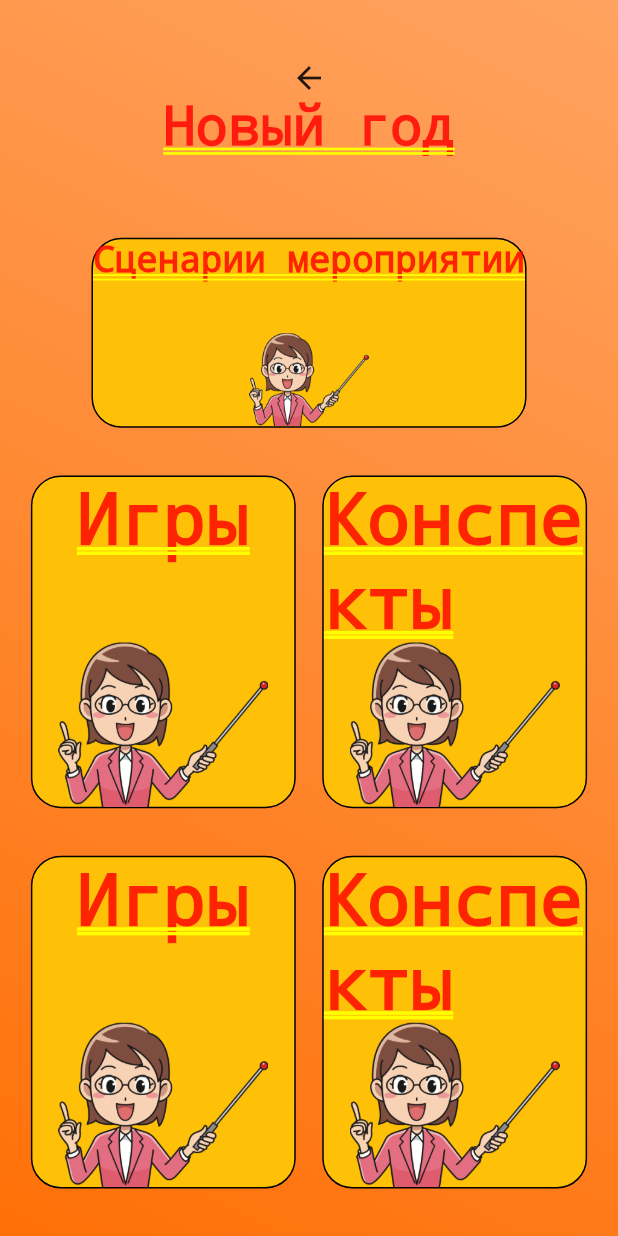
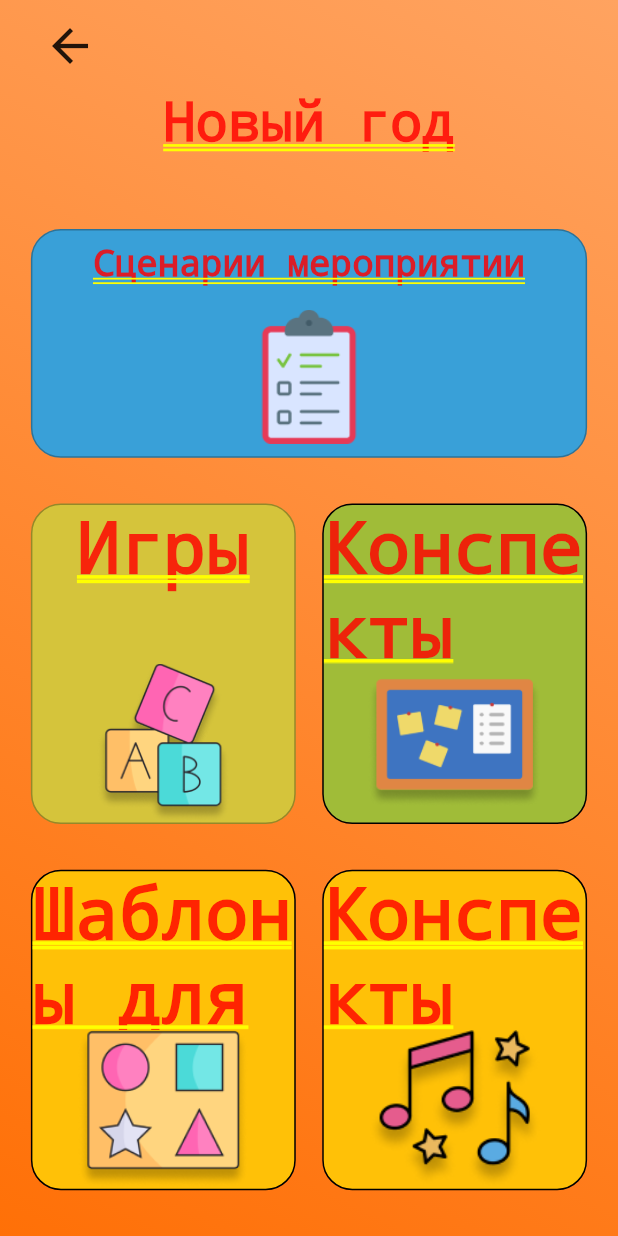
Before and after one commit to Sypexx/Newkengaboo, a Flutter app: the Home widget shown alone on an empty page, opened directly, after a tap on "· Новый год ·", on a phone screen of 412 x 824 dp. Run offline on Flutter 3.47's test engine with Material 2 defaults, Android fonts, the phone set to English and light mode, and no system bars.

Commit message:
new commit

```diff
--- a/lib/homepage/bottombars/home.dart
+++ b/lib/homepage/bottombars/home.dart
@@ -77,9 +77,9 @@ class _HomeState extends State<Home> {
                         fontSize: 36,
                         color: Color.fromRGBO(118, 43, 1, 1)))),
           ),
-          Expanded(flex: 2, child: Container()),
+          Expanded(flex: 1, child: Container()),
           Expanded(
-              flex: 4,
+              flex: 3,
               child: Row(
                 children: [
                   Expanded(
--- a/lib/homepage/bottombars/profile.dart
+++ b/lib/homepage/bottombars/profile.dart
@@ -46,9 +46,12 @@ class _ProfileState extends State<Profile> {
               flex: 1,
               child: Column(
                 children: const [
-                  Text('Номер телефона'),
-                  TextField(
-                    autofocus: false,
+                  Expanded(flex: 1, child: Text('Номер телефона')),
+                  Expanded(
+                    flex: 1,
+                    child: TextField(
+                      autofocus: false,
+                    ),
                   )
                 ],
               ),
@@ -57,8 +60,8 @@ class _ProfileState extends State<Profile> {
               flex: 1,
               child: Column(
                 children: const [
-                  Text('Номер телефона'),
-                  TextField(autofocus: false)
+                  Expanded(flex: 1, child: Text('Электронная почта')),
+                  Expanded(flex: 1, child: TextField(autofocus: false))
                 ],
               ),
             ),
@@ -66,8 +69,8 @@ class _ProfileState extends State<Profile> {
               flex: 1,
               child: Column(
                 children: const [
-                  Text('Номер телефона'),
-                  TextField(autofocus: false)
+                  Expanded(flex: 1, child: Text('Пароль')),
+                  Expanded(flex: 1, child: TextField(autofocus: false))
                 ],
               ),
             ),
@@ -75,9 +78,12 @@ class _ProfileState extends State<Profile> {
               flex: 1,
               child: Column(
                 children: const [
-                  Text('Номер телефона'),
-                  TextField(
-                    autofocus: false,
+                  Expanded(flex: 1, child: Text('Дата рождения')),
+                  Expanded(
+                    flex: 1,
+                    child: TextField(
+                      autofocus: false,
+                    ),
                   )
                 ],
               ),
--- a/lib/homepage/menu/menu.dart
+++ b/lib/homepage/menu/menu.dart
@@ -29,15 +29,20 @@ class _MainMenuState extends State<MainMenu> {
               horizontal: MediaQuery.of(context).size.width * 0.05,
               vertical: bottomBarHeight),
           child: Column(children: [
-            Expanded(flex: 1, child: Container()),
             Expanded(
-              flex: 1,
-              child: IconButton(
+              flex: 2,
+              child: Row(
+                  mainAxisAlignment: MainAxisAlignment.spaceBetween,
+                  children: [
+                    IconButton(
+                      iconSize: 36,
                       onPressed: (() {
                         Navigator.pop(context);
                       }),
                       icon: const Icon(Icons.arrow_back),
                     ),
+                    Container(),
+                  ]),
             ),
             const Expanded(
               flex: 2,
@@ -45,20 +50,28 @@ class _MainMenuState extends State<MainMenu> {
             ),
             Expanded(flex: 1, child: Container()),
             Expanded(
-              flex: 4,
+              flex: 5,
               child: Container(
+                padding: EdgeInsets.symmetric(
+                    horizontal: MediaQuery.of(context).size.width * 0.01,
+                    vertical: MediaQuery.of(context).size.height * 0.01),
+                width: MediaQuery.of(context).size.width * 1,
                 decoration: BoxDecoration(
-                    color: Colors.amber,
-                    border: Border.all(),
-                    borderRadius: BorderRadius.all(Radius.circular(20))),
+                    color: const Color.fromRGBO(57, 160, 216, 1),
+                    border: Border.all(
+                        color: const Color.fromRGBO(43, 115, 154, 1)),
+                    borderRadius: const BorderRadius.all(Radius.circular(20))),
                 child: Column(
+                  mainAxisAlignment: MainAxisAlignment.end,
                   children: [
                     const Expanded(
+                        flex: 1,
                         child: Text(
                           "Сценарии мероприятии",
                           style: TextStyle(fontSize: 24),
                         )),
-                    Expanded(child: Image.asset('assets/images/teacher.png'))
+                    Expanded(
+                        flex: 2, child: Image.asset('assets/images/list.png'))
                   ],
                 ),
               ),
@@ -72,15 +85,16 @@ class _MainMenuState extends State<MainMenu> {
                       flex: 10,
                       child: Container(
                         decoration: BoxDecoration(
-                            color: Colors.amber,
-                            border: Border.all(),
+                            color: const Color.fromRGBO(213, 196, 59, 1),
+                            border: Border.all(
+                                color: const Color.fromRGBO(149, 137, 41, 1)),
                             borderRadius:
-                                BorderRadius.all(Radius.circular(20))),
+                                const BorderRadius.all(Radius.circular(20))),
                         child: Column(
                           children: [
-                            Expanded(child: Text('Игры')),
+                            const Expanded(child: Text('Игры')),
                             Expanded(
-                              child: Image.asset('assets/images/teacher.png'),
+                              child: Image.asset('assets/images/cubes.png'),
                             )
                           ],
                         ),
@@ -91,15 +105,15 @@ class _MainMenuState extends State<MainMenu> {
                       flex: 10,
                       child: Container(
                         decoration: BoxDecoration(
-                            color: Colors.amber,
+                            color: const Color.fromRGBO(160, 188, 56, 1),
                             border: Border.all(),
                             borderRadius:
-                                BorderRadius.all(Radius.circular(20))),
+                                const BorderRadius.all(Radius.circular(20))),
                         child: Column(
                           children: [
-                            Expanded(child: Text('Конспекты занятии')),
+                            const Expanded(child: Text('Конспекты занятии')),
                             Expanded(
-                              child: Image.asset('assets/images/teacher.png'),
+                              child: Image.asset('assets/images/desk.png'),
                             )
                           ],
                         ),
@@ -117,12 +131,13 @@ class _MainMenuState extends State<MainMenu> {
                       decoration: BoxDecoration(
                           color: Colors.amber,
                           border: Border.all(),
-                          borderRadius: BorderRadius.all(Radius.circular(20))),
+                          borderRadius:
+                              const BorderRadius.all(Radius.circular(20))),
                       child: Column(
                         children: [
-                          Expanded(child: Text('Игры')),
+                          const Expanded(child: Text('Шаблоны для рисования')),
                           Expanded(
-                            child: Image.asset('assets/images/teacher.png'),
+                            child: Image.asset('assets/images/shapes.png'),
                           )
                         ],
                       ),
@@ -135,12 +150,13 @@ class _MainMenuState extends State<MainMenu> {
                       decoration: BoxDecoration(
                           color: Colors.amber,
                           border: Border.all(),
-                          borderRadius: BorderRadius.all(Radius.circular(20))),
+                          borderRadius:
+                              const BorderRadius.all(Radius.circular(20))),
                       child: Column(
                         children: [
-                          Expanded(child: Text('Конспекты занятии')),
+                          const Expanded(child: Text('Конспекты занятии')),
                           Expanded(
-                            child: Image.asset('assets/images/teacher.png'),
+                            child: Image.asset('assets/images/notes.png'),
                           )
                         ],
                       ),
--- a/lib/widgets/kengadrawer.dart
+++ b/lib/widgets/kengadrawer.dart
@@ -14,7 +14,7 @@ class _KengaDrawerState extends State<KengaDrawer> {
     final double statusBarHeight = MediaQuery.of(context).padding.top;
     return Drawer(
       elevation: 0,
-      width: MediaQuery.of(context).size.width * 0.45,
+      width: MediaQuery.of(context).size.width * 0.5,
       backgroundColor: Colors.transparent,
       child: BackdropFilter(
         filter: ImageFilter.blur(
```
Also changed, not shown: assets/images/cubes.png (added), assets/images/desk.png (added), assets/images/list.png (added), assets/images/notes.png (added), assets/images/shapes.png (added). Lines whose indentation alone changed are shown as unchanged.
